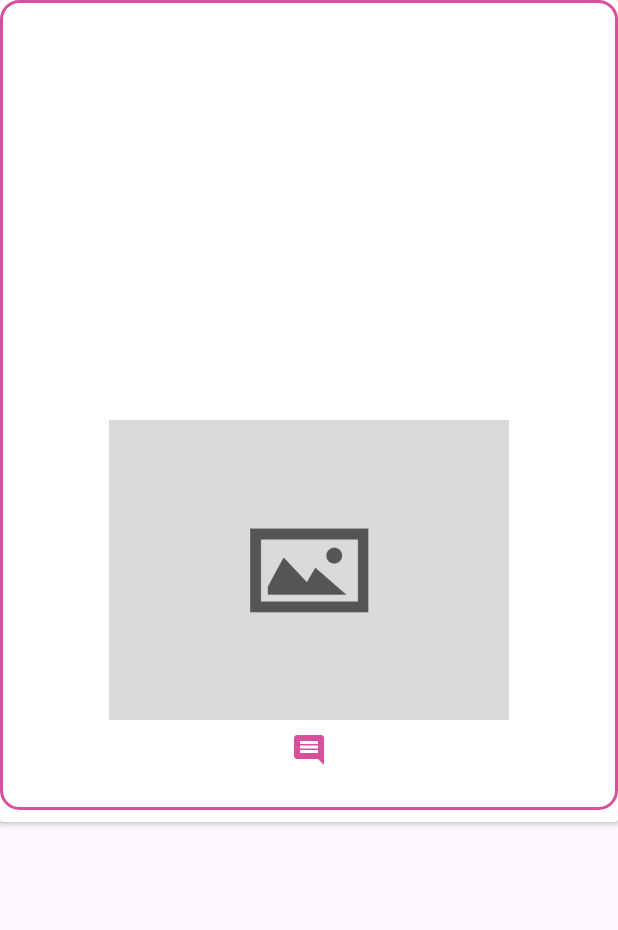
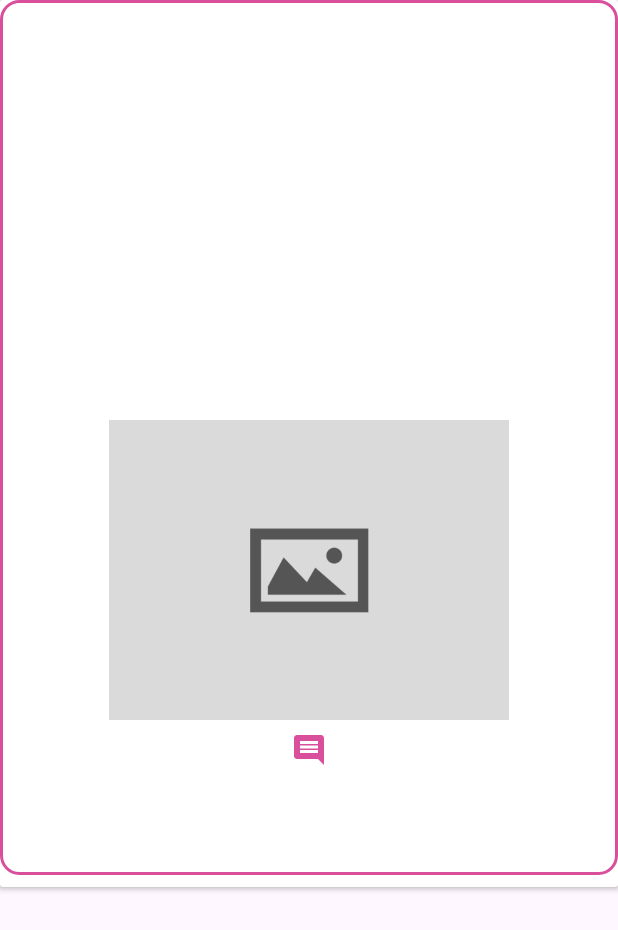
Before and after one commit to ductrannb/care-your-love, an Android app: the layout item_post.xml on its own in the app's theme, with its tools: preview values and no code run, on a phone screen of 412 x 824 dp. Shown: the top 930 px of the screen. Run offline under Robolectric (Android 15) with nearby library versions, the phone set to English and light mode, and no system bars.

```diff
--- a/app/src/main/java/com/ducanh/care_your_love/Models/Comment.java
+++ b/app/src/main/java/com/ducanh/care_your_love/Models/Comment.java
@@ -14,6 +14,8 @@ public class Comment {
     public List<Comment> replies;
     public String created_at;
 
+    public Comment () {}
+
     public Comment(String user_uuid, String content, @Nullable List<Comment> replies) {
         this.uuid = Common.generateUUID();
         this.user_uuid = user_uuid;
--- a/app/src/main/res/layout/activity_main.xml
+++ b/app/src/main/res/layout/activity_main.xml
@@ -18,8 +18,7 @@
         <androidx.appcompat.widget.Toolbar
             android:id="@+id/toolbar"
             android:layout_width="match_parent"
-            android:layout_height="55dp"
-            android:padding="10dp"
+            android:layout_height="60dp"
             android:gravity="center"/>
 
         <androidx.recyclerview.widget.RecyclerView
@@ -29,7 +28,8 @@
             android:paddingBottom="45dp"
             android:paddingTop="5dp"
             android:paddingLeft="8dp"
-            android:paddingRight="8dp"/>
+            android:paddingRight="8dp"
+            android:layout_below="@id/toolbar"/>
         <Button
             android:id="@+id/link_create_post"
             android:layout_width="wrap_content"
--- a/app/src/main/res/layout/item_post.xml
+++ b/app/src/main/res/layout/item_post.xml
@@ -6,19 +6,20 @@
     android:id="@+id/post_container">
 
     <LinearLayout
+        android:layout_width="match_parent"
+        android:layout_height="583dp"
         android:layout_marginBottom="8dp"
-        android:layout_width="match_parent"
-        android:layout_height="wrap_content"
-        android:padding="20dp"
+        android:background="@drawable/input_border"
         android:orientation="vertical"
-        android:background="@drawable/input_border">
+        android:padding="20dp">
+
         <TextView
             android:id="@+id/post_consultant_name"
             android:layout_width="match_parent"
             android:layout_height="wrap_content"
+            android:textColor="@color/black"
             android:textSize="17dp"
-            android:textStyle="bold"
-            android:textColor="@color/black" />
+            android:textStyle="bold" />
 
         <TextView
             android:id="@+id/post_title"
@@ -26,7 +27,7 @@
             android:layout_height="50dp"
             android:layout_marginTop="12dp"
             android:textColor="@color/black"
-            android:textSize="17dp"/>
+            android:textSize="17dp" />
 
         <TextView
             android:id="@+id/post_content"
@@ -42,14 +43,14 @@
             android:layout_width="match_parent"
             android:layout_height="200dp"
             android:layout_marginTop="12dp"
-            android:src="@drawable/default_thumbnail"/>
+            android:src="@drawable/default_thumbnail" />
 
         <ImageButton
             android:id="@+id/post_btn_comment"
             android:layout_width="match_parent"
             android:layout_height="40dp"
-            android:src="@drawable/icon_comment"
-            android:background="@color/none"/>
+            android:background="@color/none"
+            android:src="@drawable/icon_comment" />
     </LinearLayout>
 
 </androidx.cardview.widget.CardView>
```
Also changed, not shown: app/src/main/java/com/ducanh/care_your_love/AddPostActivity.java (+65 -9 lines), app/src/main/java/com/ducanh/care_your_love/PostDetailActivity.java (+27 -0 lines), app/src/main/res/layout/activity_add_post.xml (+9 -4 lines).
